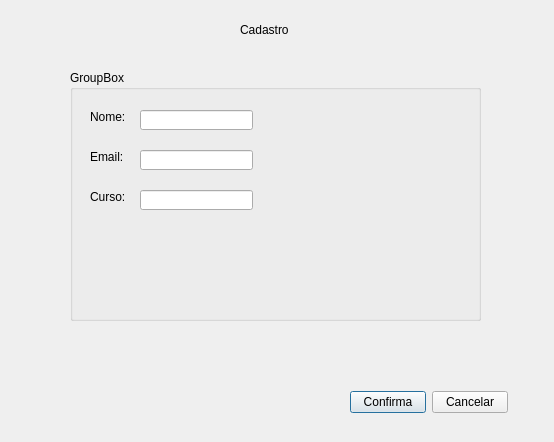
Old version of the form Mayko/projeto/cadastro.ui in the repository UnPComp2013/Grupo6.
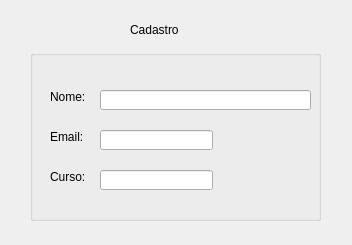
New version of the form.

```diff
--- a/Mayko/projeto/cadastro.ui
+++ b/Mayko/projeto/cadastro.ui
@@ -6,40 +6,18 @@
    <rect>
     <x>0</x>
     <y>0</y>
-    <width>554</width>
-    <height>442</height>
+    <width>352</width>
+    <height>245</height>
    </rect>
   </property>
   <property name="windowTitle">
    <string>Dialog</string>
   </property>
-  <property name="sizeGripEnabled">
-   <bool>false</bool>
-  </property>
-  <property name="modal">
-   <bool>true</bool>
-  </property>
-  <widget class="QLabel" name="label">
-   <property name="geometry">
-    <rect>
-     <x>240</x>
-     <y>20</y>
-     <width>71</width>
-     <height>20</height>
-    </rect>
-   </property>
-   <property name="styleSheet">
-    <string notr="true">font: 75 10pt &quot;MS Shell Dlg 2&quot;;</string>
-   </property>
-   <property name="text">
-    <string>Cadastro </string>
-   </property>
-  </widget>
   <widget class="QWidget" name="layoutWidget_6">
    <property name="geometry">
     <rect>
-     <x>350</x>
-     <y>390</y>
+     <x>340</x>
+     <y>430</y>
      <width>158</width>
      <height>25</height>
     </rect>
@@ -61,17 +39,33 @@
     </item>
    </layout>
   </widget>
+  <widget class="QLabel" name="label">
+   <property name="geometry">
+    <rect>
+     <x>130</x>
+     <y>20</y>
+     <width>71</width>
+     <height>20</height>
+    </rect>
+   </property>
+   <property name="styleSheet">
+    <string notr="true">font: 75 10pt &quot;MS Shell Dlg 2&quot;;</string>
+   </property>
+   <property name="text">
+    <string>Cadastro </string>
+   </property>
+  </widget>
   <widget class="QGroupBox" name="groupBox">
    <property name="geometry">
     <rect>
-     <x>70</x>
-     <y>70</y>
-     <width>411</width>
-     <height>251</height>
+     <x>30</x>
+     <y>50</y>
+     <width>291</width>
+     <height>171</height>
     </rect>
    </property>
    <property name="title">
-    <string>GroupBox</string>
+    <string/>
    </property>
    <widget class="QLabel" name="label_2">
     <property name="geometry">
@@ -104,7 +98,7 @@
      <rect>
       <x>70</x>
       <y>40</y>
-      <width>113</width>
+      <width>211</width>
       <height>20</height>
      </rect>
     </property>
```
Left out of the diff: 19 changed lines with no effect on the pictures.
